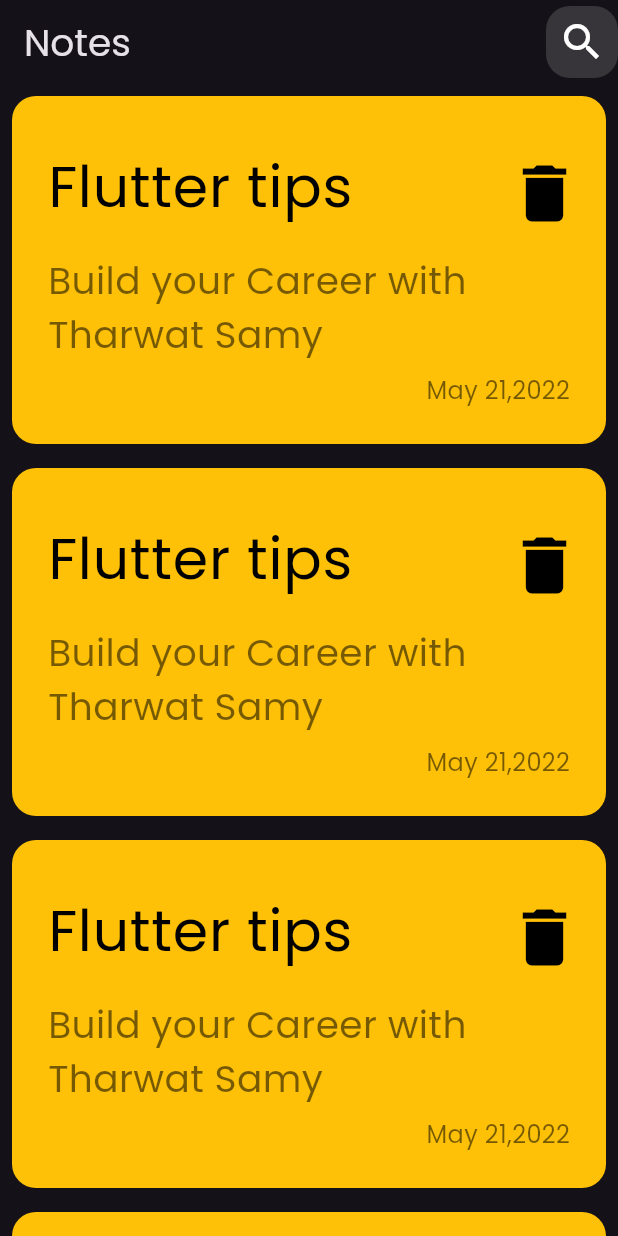
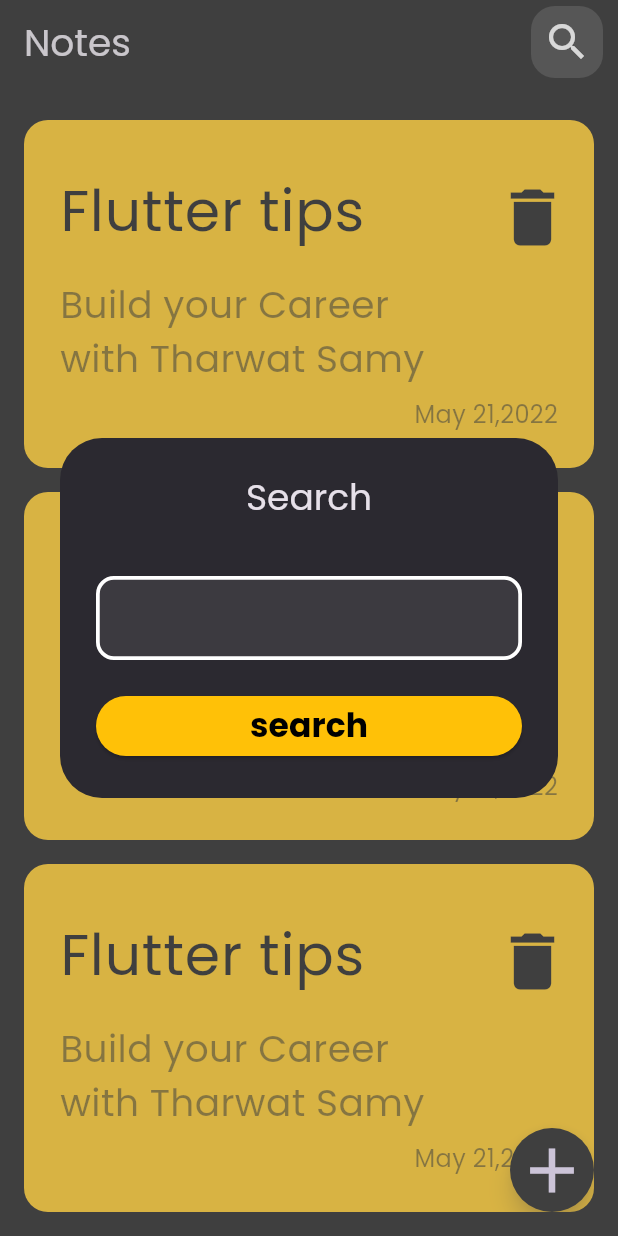
Before and after one commit to zwaleed56/znotes, a Flutter app: the screen it shows after launch, after a tap on the "search" icon, on a phone screen of 412 x 824 dp. Run offline on Flutter 3.47's test engine with Material 3 defaults, Android fonts, the phone set to English and light mode, and no system bars.

Commit message:
make search and showModalbottom

```diff
--- a/lib/main.dart
+++ b/lib/main.dart
@@ -12,7 +12,10 @@
   @override
   Widget build(BuildContext context) {
     return MaterialApp(
-      theme: ThemeData(fontFamily: 'Poppins', brightness: Brightness.dark),
+      theme: ThemeData(
+          scaffoldBackgroundColor: Colors.black,
+          fontFamily: 'Poppins',
+          brightness: Brightness.dark),
       home: const NotesView(),
     );
   }
--- a/lib/views/home_view.dart
+++ b/lib/views/home_view.dart
@@ -1,8 +1,10 @@
-import 'dart:ffi';
-
 import 'package:flutter/material.dart';
 import 'package:znotes/widgets/custom_iconbutton.dart';
-import 'package:znotes/widgets/notes_item.dart';
+import 'package:znotes/widgets/custom_alertdialog.dart';
+import 'package:znotes/widgets/home_view_body.dart';
+import 'package:znotes/widgets/showmodalbottomsheet_body.dart';
+
+bool isSearch = false;
 
 class NotesView extends StatelessWidget {
   const NotesView({super.key});
@@ -11,17 +13,43 @@
   Widget build(BuildContext context) {
     return Scaffold(
         appBar: AppBar(
-          elevation: 0,
-          actions: const [
-            SizedBox(width: 16),
-            CustomIconButton(),
-          ],
-          title: const Text(
-            'Notes',
-            style: TextStyle(fontSize: 25, fontFamily: 'Poppins'),
-          ),
+            elevation: 0,
+            surfaceTintColor: Colors.black,
+            backgroundColor: Colors.black,
+            actions: [
+              const SizedBox(width: 16),
+              CustomIconButton(
+                ontap: () {
+                  showDialog(
+                      useSafeArea: false,
+                      barrierDismissible: false,
+                      barrierColor: Colors.grey.withOpacity(.4),
+                      context: context,
+                      builder: (context) {
+                        return const CustomAlertDialog();
+                      });
+                },
+              ),
+              const SizedBox(width: 10)
+            ],
+            title: const Text('Notes', style: TextStyle(fontSize: 25))),
+        floatingActionButton: FloatingActionButton(
+          enableFeedback: false,
+          backgroundColor: Colors.black,
+          shape: const CircleBorder(),
+          child: const Icon(Icons.add, size: 50),
+          onPressed: () {
+            showModalBottomSheet(
+                shape: const RoundedRectangleBorder(
+                    borderRadius: BorderRadius.only(
+                        topLeft: Radius.circular(32),
+                        topRight: Radius.circular(32))),
+                context: context,
+                builder: (context) {
+                  return const ShowModalBottomSheetBody();
+                });
+          },
         ),
-        // ignore: avoid_unnecessary_containers
-        body: ListView.builder(itemBuilder: (context, index) => NotesItem()));
+        body: const HomeViewBody());
   }
 }
--- /dev/null
+++ b/lib/widgets/custom_alertdialog.dart
@@ -0,0 +1,43 @@
+import 'package:flutter/material.dart';
+import 'package:znotes/widgets/custom_textField.dart';
+
+class CustomAlertDialog extends StatelessWidget {
+  const CustomAlertDialog({
+    super.key,
+  });
+
+  @override
+  Widget build(BuildContext context) {
+    return AlertDialog(
+      content: SizedBox(
+        width: 400,
+        child: Column(
+          mainAxisSize: MainAxisSize.min,
+          children: [
+            const SizedBox(height: 20),
+            const CustomTextField(),
+            const SizedBox(height: 20),
+            ElevatedButton(
+                style: ButtonStyle(
+                    enableFeedback: false,
+                    fixedSize: WidgetStatePropertyAll(
+                        Size(MediaQuery.of(context).size.width, 12)),
+                    backgroundColor: const WidgetStatePropertyAll(Colors.amber),
+                    foregroundColor:
+                        const WidgetStatePropertyAll(Colors.black)),
+                child: const Text('search',
+                    style:
+                        TextStyle(fontSize: 22, fontWeight: FontWeight.bold)),
+                onPressed: () {
+                  Navigator.of(context).pop();
+                })
+          ],
+        ),
+      ),
+      title: const Text(
+        'Search',
+        textAlign: TextAlign.center,
+      ),
+    );
+  }
+}
--- a/lib/widgets/custom_iconbutton.dart
+++ b/lib/widgets/custom_iconbutton.dart
@@ -2,11 +2,17 @@
 
 class CustomIconButton extends StatelessWidget {
   const CustomIconButton(
-      {super.key, this.iconColor, this.icon, this.iconSize, this.opicity});
+      {super.key,
+      this.iconColor,
+      this.icon,
+      this.iconSize,
+      this.opicity,
+      this.ontap});
   final Color? iconColor;
   final Icon? icon;
   final double? iconSize;
   final double? opicity;
+  final VoidCallback? ontap;
   @override
   Widget build(BuildContext context) {
     return IconButton(
@@ -19,7 +25,7 @@
               : WidgetStatePropertyAll(Colors.white.withOpacity(opicity!))),
       color: iconColor ?? Colors.white,
       iconSize: iconSize ?? 32,
-      onPressed: () {},
+      onPressed: ontap ?? () {},
       icon: icon ?? const Icon(Icons.search),
     );
   }
--- /dev/null
+++ b/lib/widgets/custom_textfield.dart
@@ -0,0 +1,30 @@
+import 'package:flutter/material.dart';
+
+class CustomTextField extends StatelessWidget {
+  const CustomTextField({
+    this.hintText,
+    this.maxLines,
+    super.key,
+  });
+  final String? hintText;
+  final int? maxLines;
+  @override
+  Widget build(BuildContext context) {
+    return TextField(
+      maxLines: maxLines,
+      decoration: InputDecoration(
+          fillColor: Colors.grey.withOpacity(.15),
+          filled: true,
+          hintText: hintText,
+          hintStyle: const TextStyle(fontSize: 20, fontWeight: FontWeight.bold),
+          enabledBorder: const OutlineInputBorder(
+              borderRadius: BorderRadius.all(Radius.circular(12)),
+              borderSide: BorderSide(color: Colors.white, width: 2.5)),
+          focusedBorder: const OutlineInputBorder(
+              borderRadius: BorderRadius.all(Radius.circular(12)),
+              borderSide: BorderSide(color: Colors.amber, width: 2.5)),
+          border: const OutlineInputBorder(
+              borderRadius: BorderRadius.all(Radius.circular(12)))),
+    );
+  }
+}
--- /dev/null
+++ b/lib/widgets/home_view_body.dart
@@ -0,0 +1,21 @@
+import 'package:flutter/material.dart';
+import 'package:znotes/widgets/notes_item.dart';
+
+class HomeViewBody extends StatelessWidget {
+  const HomeViewBody({
+    super.key,
+  });
+
+  @override
+  Widget build(BuildContext context) {
+    return Column(
+      children: [
+        const SizedBox(height: 16),
+        Expanded(
+          child: ListView.builder(
+              itemBuilder: (context, index) => const NotesItem()),
+        )
+      ],
+    );
+  }
+}
--- a/lib/widgets/notes_item.dart
+++ b/lib/widgets/notes_item.dart
@@ -9,7 +9,7 @@
   @override
   Widget build(BuildContext context) {
     return Padding(
-      padding: const EdgeInsets.all(8),
+      padding: const EdgeInsets.symmetric(horizontal: 16, vertical: 8),
       child: Container(
         decoration: const BoxDecoration(
             color: Colors.amber,
```
Also changed, not shown: lib/widgets/showmodalbottomsheet_body.dart (added, +56 -0 lines).
